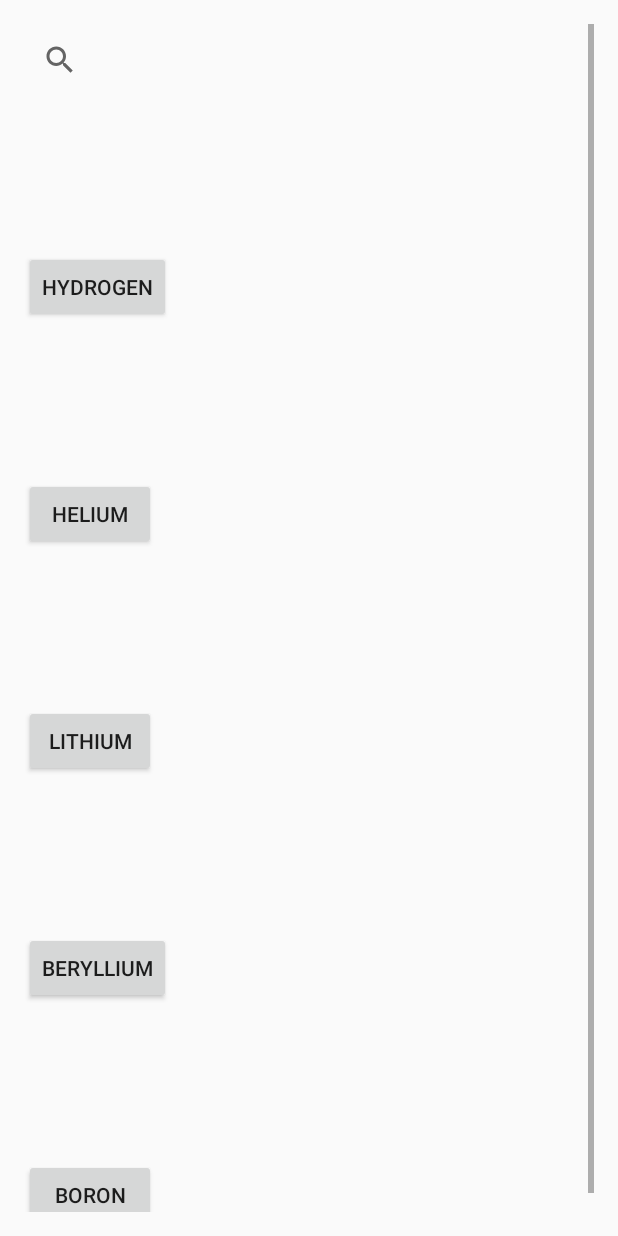
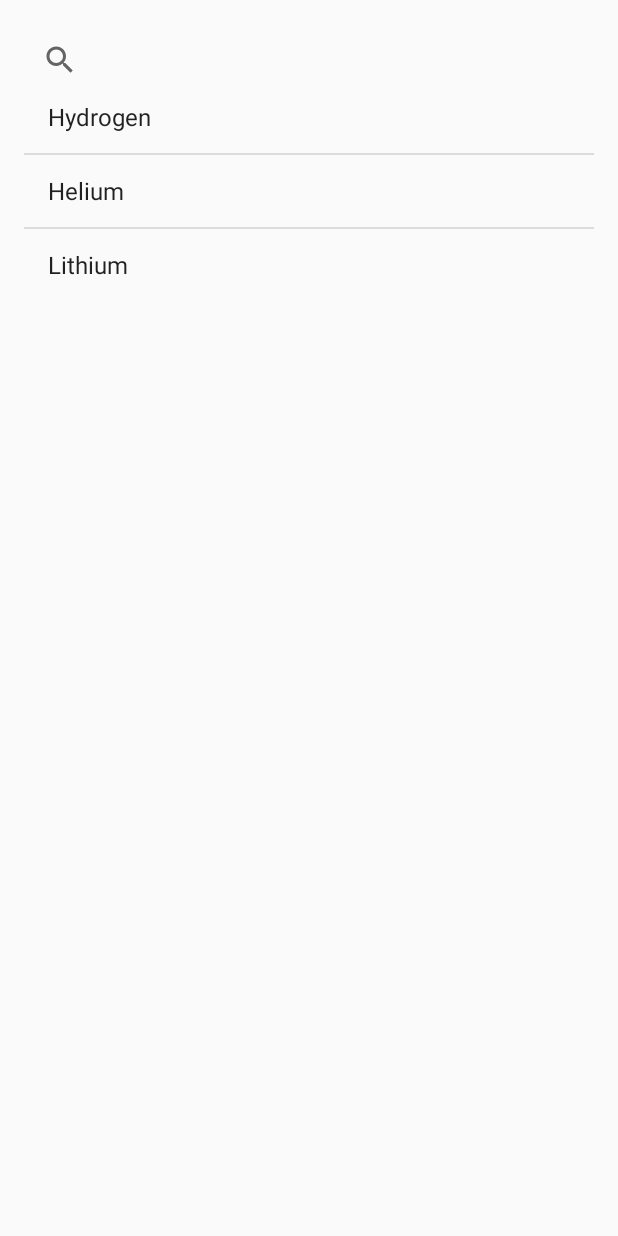
Before and after one commit to srinva/InteractiveChemistry, an Android app: the ElementIndexActivity screen opened directly, with no data from a screen before it, on a phone screen of 412 x 824 dp. Run offline under Robolectric (Android 15) with nearby library versions, the phone set to English and light mode, and no system bars.

Commit message:
--Jason--
-did some stuff look lol

```diff
--- a/app/src/main/java/afhs/tsa/softdev/interactivechemistry/ElementIndexActivity.java
+++ b/app/src/main/java/afhs/tsa/softdev/interactivechemistry/ElementIndexActivity.java
@@ -4,73 +4,83 @@ import android.content.Intent;
 import android.support.v7.app.AppCompatActivity;
 import android.os.Bundle;
 import android.view.View;
+import android.widget.AdapterView;
+import android.widget.ArrayAdapter;
+import android.app.SearchManager;
+import android.widget.SearchView;
+import android.widget.SearchView.OnQueryTextListener;
 import android.widget.Button;
+import android.widget.ListView;
+import android.widget.Toast;
 
 public class ElementIndexActivity extends AppCompatActivity {
 
+
+    ListView elementindexlist;
+    SearchView searchElement;
 
     @Override
     protected void onCreate(Bundle savedInstanceState) {
         super.onCreate(savedInstanceState);
         setContentView(R.layout.activity_elementindex);
+        elementindexlist = (ListView) findViewById(R.id.elementindexlist);
+        searchElement = (SearchView) findViewById(R.id.searchElements);
 
-        Button hydrogen = (Button) findViewById(R.id.hydrogendiction);
-        hydrogen.setOnClickListener(new View.OnClickListener() {
-            public void onClick(View v) {
+        String[] values = new String[] {
+                "Hydrogen",
+                "Helium",
+                "Lithium"
+        };
 
+
+        final ArrayAdapter<String>adapter = new ArrayAdapter<String>(this,android.R.layout.simple_list_item_1, android.R.id.text1, values);
+        elementindexlist.setAdapter(adapter);
+
+        searchElement.setOnQueryTextListener(new OnQueryTextListener() {
+            @Override
+            public boolean onQueryTextSubmit(String text) {
+                return false;
+            }
+
+            @Override
+            public boolean onQueryTextChange(String text) {
+                adapter.getFilter().filter(text);
+                return false;
+            }
+        });
+
+
+
+        elementindexlist.setOnItemClickListener(new AdapterView.OnItemClickListener() {
+            @Override
+            public void onItemClick(AdapterView<?> parent, View view, int position, long id) {
+                int itemposition = position;
+                String value  = (String) elementindexlist.getItemAtPosition(position);
+                Toast.makeText(ElementIndexActivity.this, ""+value, Toast.LENGTH_SHORT).show();
+
+                if (value == "Hydrogen") {
                     Intent dictionaryValues = new Intent(ElementIndexActivity.this, ElementInformation.class);
                     dictionaryValues.putExtra("protons", 1);
                     startActivity(dictionaryValues);
 
                 }
-        });
 
-        Button helium = (Button) findViewById(R.id.heliumdiction);
-        helium.setOnClickListener(new View.OnClickListener() {
-            public void onClick(View v) {
-
+                if (value == "Helium") {
                     Intent dictionaryValues = new Intent(ElementIndexActivity.this, ElementInformation.class);
                     dictionaryValues.putExtra("protons", 2);
                     startActivity(dictionaryValues);
 
                 }
-        });
 
-        Button lithium = (Button) findViewById(R.id.lithiumdiction);
-        lithium.setOnClickListener(new View.OnClickListener() {
-            public void onClick(View v) {
-
+                if (value == "Lithium") {
                     Intent dictionaryValues = new Intent(ElementIndexActivity.this, ElementInformation.class);
                     dictionaryValues.putExtra("protons", 3);
                     startActivity(dictionaryValues);
 
                 }
-        });
-
-        Button beryllium = (Button) findViewById(R.id.berylliumdiction);
-        beryllium.setOnClickListener(new View.OnClickListener() {
-            public void onClick(View v) {
-
-                Intent dictionaryValues = new Intent(ElementIndexActivity.this, ElementInformation.class);
-                dictionaryValues.putExtra("protons", 4);
-                startActivity(dictionaryValues);
-
-            }
-        });
-
-        Button boron = (Button) findViewById(R.id.borondiction);
-        boron.setOnClickListener(new View.OnClickListener() {
-            public void onClick(View v) {
-
-                Intent dictionaryValues = new Intent(ElementIndexActivity.this, ElementInformation.class);
-                dictionaryValues.putExtra("protons", 5);
-                startActivity(dictionaryValues);
-
             }
         });
 
 
-
-
     }
 }
--- a/app/src/main/res/layout/activity_elementindex.xml
+++ b/app/src/main/res/layout/activity_elementindex.xml
@@ -10,65 +10,21 @@
     android:paddingTop="@dimen/activity_vertical_margin"
     tools:context="afhs.tsa.softdev.interactivechemistry.ElementIndexActivity">
 
-    <ScrollView
-        android:layout_width="fill_parent"
-        android:layout_height="fill_parent">
-    <LinearLayout
-        android:layout_width="match_parent"
+    <SearchView
+        android:layout_width="wrap_content"
         android:layout_height="wrap_content"
-        android:orientation="vertical">
+        android:layout_alignParentTop="true"
+        android:layout_alignParentStart="true"
+        android:layout_alignParentEnd="true"
+        android:id="@+id/searchElements" />
 
-        <SearchView
-            android:layout_width="match_parent"
-            android:layout_height="match_parent" />
+    <ListView
+        android:id="@+id/elementindexlist"
+        android:layout_width="wrap_content"
+        android:layout_height="wrap_content"
+        android:layout_marginTop="38dp"
+        android:layout_below="@+id/searchView3"
+        android:layout_alignParentStart="true">
 
-        <Button
-            android:text="Hydrogen"
-            android:layout_width="wrap_content"
-            android:layout_height="wrap_content"
-            android:id="@+id/hydrogendiction"
-            android:layout_marginTop="103dp"
-            android:layout_alignParentTop="true"
-            android:layout_centerHorizontal="true" />
-
-        <Button
-            android:text="Helium"
-            android:layout_width="wrap_content"
-            android:layout_height="wrap_content"
-            android:id="@+id/heliumdiction"
-            android:layout_marginTop="103dp"
-            android:layout_alignParentTop="true"
-            android:layout_centerHorizontal="true" />
-
-        <Button
-            android:text="Lithium"
-            android:layout_width="wrap_content"
-            android:layout_height="wrap_content"
-            android:id="@+id/lithiumdiction"
-            android:layout_marginTop="103dp"
-            android:layout_alignParentTop="true"
-            android:layout_centerHorizontal="true" />
-
-        <Button
-            android:text="Beryllium"
-            android:layout_width="wrap_content"
-            android:layout_height="wrap_content"
-            android:id="@+id/berylliumdiction"
-            android:layout_marginTop="103dp"
-            android:layout_alignParentTop="true"
-            android:layout_centerHorizontal="true" />
-
-        <Button
-            android:text="Boron"
-            android:layout_width="wrap_content"
-            android:layout_height="wrap_content"
-            android:id="@+id/borondiction"
-            android:layout_marginTop="103dp"
-            android:layout_alignParentTop="true"
-            android:layout_centerHorizontal="true" />
-
-
-    </LinearLayout>
-    </ScrollView>
-
+    </ListView>
 </RelativeLayout>
```
Lines whose indentation alone changed are shown as unchanged.
